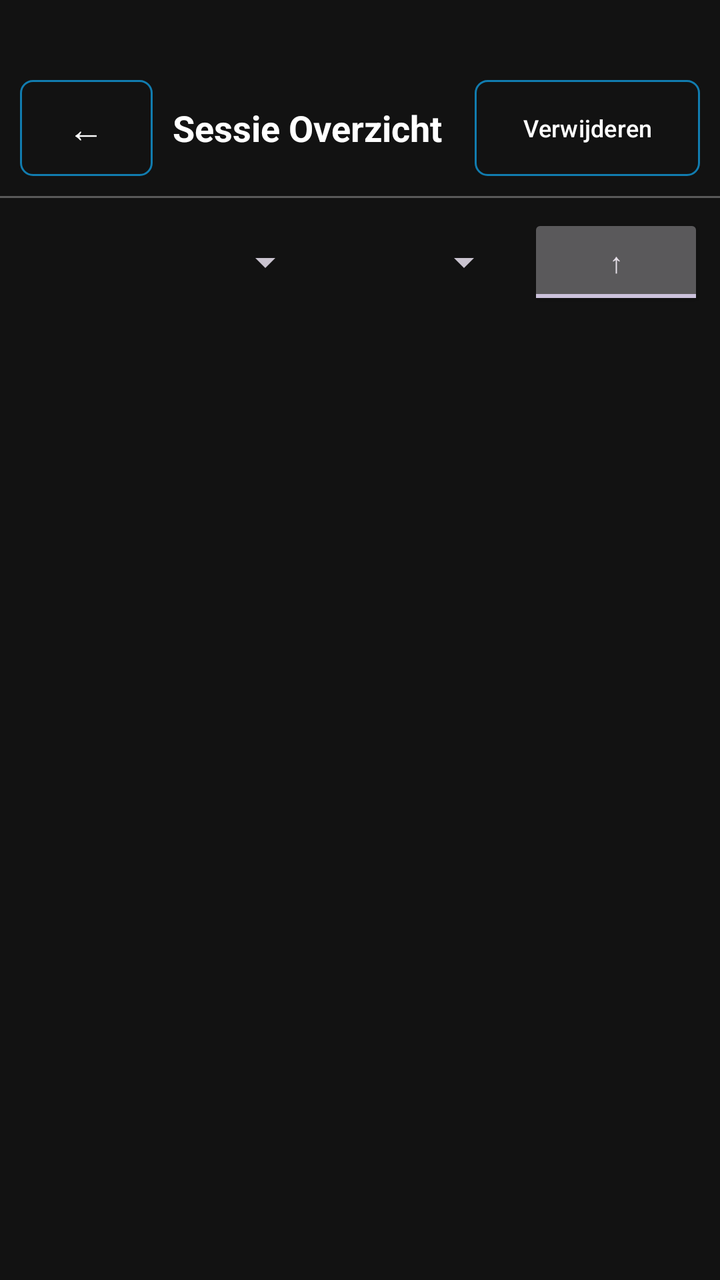
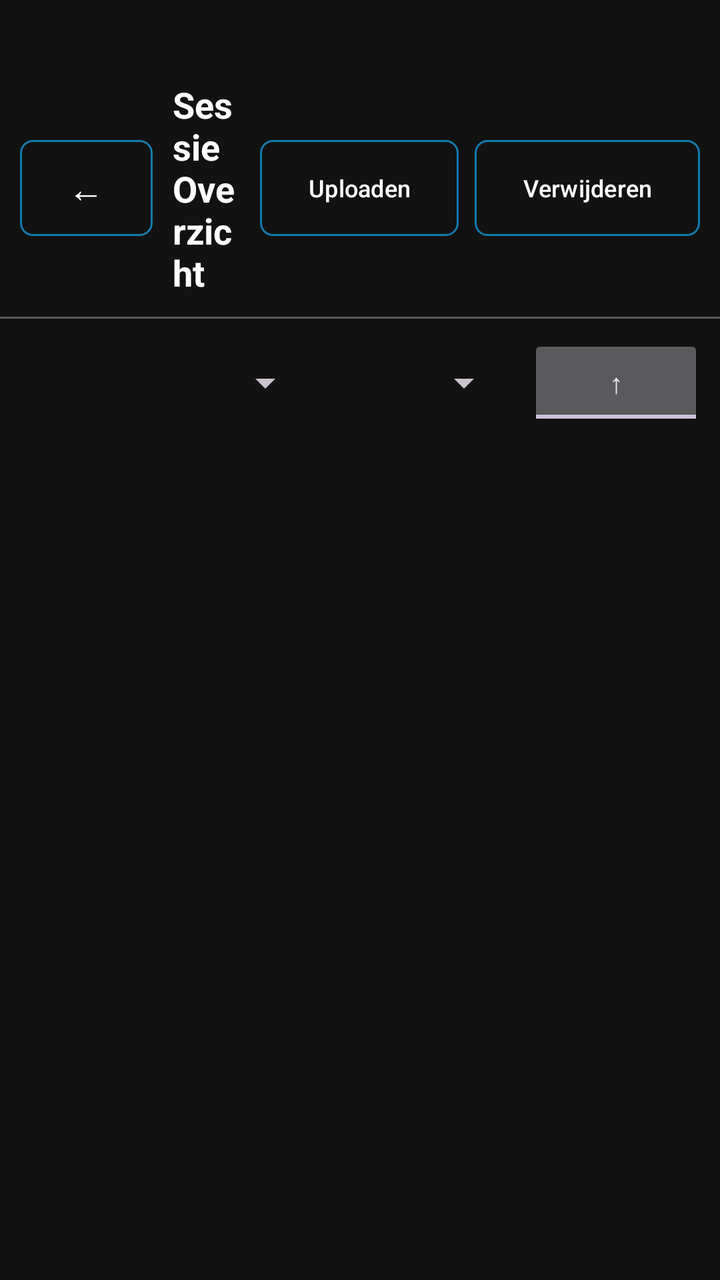

Before-and-after screenshots of an Android layout around one commit, followed by the original layout XML and the change that was made.
<!-- AndroidManifest.xml: application theme Theme.VT5.Dark -->
<!-- res/layout/scherm_db_telling_lijst.xml -->
<?xml version="1.0" encoding="utf-8"?>
<LinearLayout xmlns:android="http://schemas.android.com/apk/res/android"
    android:fitsSystemWindows="true"
    xmlns:app="http://schemas.android.com/apk/res-auto"
    android:layout_width="match_parent"
    android:layout_height="match_parent"
    android:background="@color/vt5_black"
    android:orientation="vertical"
    android:paddingTop="30dp"
    android:paddingBottom="40dp">

    <LinearLayout
        android:layout_width="match_parent"
        android:layout_height="wrap_content"
        android:gravity="center_vertical"
        android:orientation="horizontal"
        android:padding="10dp">

        <com.google.android.material.button.MaterialButton
            android:id="@+id/btnTerug"
            style="@style/Widget.VT5.Button.Outlined"
            android:layout_width="wrap_content"
            android:layout_height="wrap_content"
            android:minWidth="48dp"
            android:text="@string/instellingen_back_arrow"
            android:textSize="18sp" />

        <TextView
            android:layout_width="0dp"
            android:layout_height="wrap_content"
            android:layout_marginStart="10dp"
            android:layout_weight="1"
            android:text="@string/db_beheer_sessie_overzicht"
            android:textColor="@color/vt5_on_surface"
            android:textSize="18sp"
            android:textStyle="bold" />

        <com.google.android.material.button.MaterialButton
            android:id="@+id/btnDeleteSelected"
            style="@style/Widget.VT5.Button.Outlined"
            android:layout_width="wrap_content"
            android:layout_height="wrap_content"
            android:layout_marginStart="8dp"
            android:enabled="false"
            android:text="@string/db_telling_delete_selected"
            android:textSize="12sp"
            app:strokeColor="@color/vt5_red" />
    </LinearLayout>

    <View
        android:layout_width="match_parent"
        android:layout_height="1dp"
        android:alpha="0.3"
        android:background="@color/vt5_on_surface" />

    
    <LinearLayout
        android:id="@+id/llSortFilter"
        android:layout_width="match_parent"
        android:layout_height="wrap_content"
        android:gravity="center_vertical"
        android:orientation="horizontal"
        android:padding="8dp">

        <Spinner
            android:id="@+id/spinnerSiteFilter"
            android:layout_width="0dp"
            android:layout_height="wrap_content"
            android:layout_weight="1.5"
            android:spinnerMode="dropdown" />

        <Spinner
            android:id="@+id/spinnerSortField"
            android:layout_width="0dp"
            android:layout_height="wrap_content"
            android:layout_weight="1"
            android:spinnerMode="dropdown" />

        <ToggleButton
            android:id="@+id/toggleSortDirection"
            android:layout_width="wrap_content"
            android:layout_height="wrap_content"
            android:layout_marginStart="8dp"
            android:checked="true"
            android:textOff="@string/db_telling_sort_desc_symbol"
            android:textOn="@string/db_telling_sort_asc_symbol" />

    </LinearLayout>

    <androidx.recyclerview.widget.RecyclerView
        android:id="@+id/rvTellingen"
        android:layout_width="match_parent"
        android:layout_height="0dp"
        android:layout_weight="1"
        android:padding="10dp" />

</LinearLayout>
<!-- resources referenced by this layout -->
<resources>
  <color name="vt5_black">#121212</color>
  <color name="vt5_on_surface">@color/popup_bg_wit</color>
  <color name="vt5_red">#FF042F</color>
  <string name="db_beheer_sessie_overzicht">Sessie Overzicht</string>
  <string name="db_telling_delete_selected">Verwijderen</string>
  <string name="db_telling_sort_asc_symbol">↑</string>
  <string name="db_telling_sort_desc_symbol">↓</string>
  <string name="instellingen_back_arrow">←</string>
  <color name="popup_bg_wit">#FFFFFFFF</color>
  <!-- drawable vt5_btn_selector (drawable) -->
  <?xml version="1.0" encoding="utf-8"?>
  <selector xmlns:android="http://schemas.android.com/apk/res/android">
  
      
      <item android:state_checked="true" android:drawable="@drawable/vt5_btn_checked" />
  
      
      <item android:state_pressed="true" android:drawable="@drawable/vt5_btn_pressed" />
  
      
      <item android:drawable="@drawable/vt5_btn_unchecked" />
  </selector>
  <color name="vt5_light_blue">#117CAF</color>
  <dimen name="vt5_btn_stroke">1dp</dimen>
  <dimen name="vt5_btn_corner">6dp</dimen>
  <color name="vt5_white">#FFFFFF</color>
  <style name="Widget.VT5.Button" parent="Widget.Material3.Button">
          
          <item name="cornerRadius">@dimen/vt5_btn_corner</item>
          <item name="android:insetLeft">0dp</item>
          <item name="android:insetRight">0dp</item>
          <item name="android:insetTop">0dp</item>
          <item name="android:insetBottom">0dp</item>
          <item name="iconPadding">8dp</item>
          <item name="android:minHeight">48dp</item>
  
          
          <item name="backgroundTint">@color/vt5_light_blue</item>
          <item name="android:textColor">@color/vt5_white</item>
          <item name="rippleColor">?attr/colorPrimaryContainer</item>
  
          
          <item name="strokeColor">@color/vt5_light_gray</item>
          <item name="strokeWidth">0dp</item>
      </style>
  <style name="ThemeOverlay.VT5.MaterialAlertDialog" parent="ThemeOverlay.Material3.MaterialAlertDialog">
          <item name="buttonBarPositiveButtonStyle">@style/Widget.VT5.AlertDialog.Button</item>
          <item name="buttonBarNegativeButtonStyle">@style/Widget.VT5.AlertDialog.Button</item>
          <item name="buttonBarNeutralButtonStyle">@style/Widget.VT5.AlertDialog.Button</item>
      </style>
  <!-- drawable vt5_btn_checked (drawable) -->
  <?xml version="1.0" encoding="utf-8"?>
  <shape xmlns:android="http://schemas.android.com/apk/res/android" android:shape="rectangle">
      
      <solid android:color="@color/vt5_light_blue" />
      
      <corners android:radius="@dimen/vt5_btn_corner" />
      
      <padding android:left="8dp" android:top="6dp" android:right="8dp" android:bottom="6dp" />
  </shape>
  <!-- drawable vt5_btn_pressed (drawable) -->
  <?xml version="1.0" encoding="utf-8"?>
  <shape xmlns:android="http://schemas.android.com/apk/res/android" android:shape="rectangle">
      
      <solid android:color="@color/vt5_light_blue" />
      <corners android:radius="@dimen/vt5_btn_corner" />
      <padding android:left="8dp" android:top="6dp" android:right="8dp" android:bottom="6dp" />
  </shape>
  <!-- drawable vt5_btn_unchecked (drawable) -->
  <?xml version="1.0" encoding="utf-8"?>
  <shape xmlns:android="http://schemas.android.com/apk/res/android" android:shape="rectangle">
      
      <solid android:color="@color/vt5_black" />
      
      <stroke android:width="@dimen/vt5_btn_stroke" android:color="@color/vt5_light_blue" />
      <corners android:radius="@dimen/vt5_btn_corner" />
      <padding android:left="8dp" android:top="6dp" android:right="8dp" android:bottom="6dp" />
  </shape>
  <color name="vt5_light_gray">#5D748C</color>
  <style name="Widget.VT5.AlertDialog.Button" parent="Widget.Material3.Button.TextButton.Dialog">
          <item name="android:textColor">@color/vt5_white</item>
      </style>
  <!-- unchanged entries left out for length: 2 -->
</resources>

<!-- the commit's change to res/layout/scherm_db_telling_lijst.xml (unified diff, before → after) -->
@@ -34,6 +34,17 @@
             android:textColor="@color/vt5_on_surface"
             android:textSize="18sp"
             android:textStyle="bold" />
+
+        <com.google.android.material.button.MaterialButton
+            android:id="@+id/btnUploadSelected"
+            style="@style/Widget.VT5.Button.Outlined"
+            android:layout_width="wrap_content"
+            android:layout_height="wrap_content"
+            android:layout_marginStart="8dp"
+            android:enabled="false"
+            android:text="@string/db_telling_upload_selected"
+            android:textSize="12sp"
+            app:strokeColor="@color/vt5_orange" />
 
         <com.google.android.material.button.MaterialButton
             android:id="@+id/btnDeleteSelected"
<!-- resource entries referenced after the edit -->
@@ -2,11 +2,13 @@
 <resources>
   <color name="vt5_black">#121212</color>
   <color name="vt5_on_surface">@color/popup_bg_wit</color>
+  <color name="vt5_orange">#EF6929</color>
   <color name="vt5_red">#FF042F</color>
   <string name="db_beheer_sessie_overzicht">Sessie Overzicht</string>
   <string name="db_telling_delete_selected">Verwijderen</string>
   <string name="db_telling_sort_asc_symbol">↑</string>
   <string name="db_telling_sort_desc_symbol">↓</string>
+  <string name="db_telling_upload_selected">Uploaden</string>
   <string name="instellingen_back_arrow">←</string>
   <color name="popup_bg_wit">#FFFFFFFF</color>
   <!-- drawable vt5_btn_selector (drawable) -->
